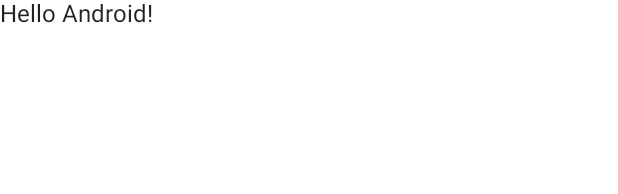
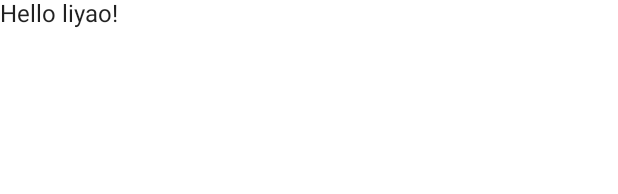
Before and after one commit to NI-MING/Git_Test, an Android app built with Jetpack Compose: the @Preview function DefaultPreview, on a phone screen of 412 x 824 dp. Shown: the top 194 px of the screen. Run offline under Robolectric (Android 15) with nearby library versions, the phone set to English and light mode, and no system bars.

Commit message:
first commit

```diff
--- a/app/src/main/java/com/wlk/git_test/MainActivity.kt
+++ b/app/src/main/java/com/wlk/git_test/MainActivity.kt
@@ -33,6 +33,6 @@ fun Greeting(name: String) {
 @Composable
 fun DefaultPreview() {
     Git_TestTheme {
-        Greeting("Android")
+        Greeting("liyao")
     }
 }
```
